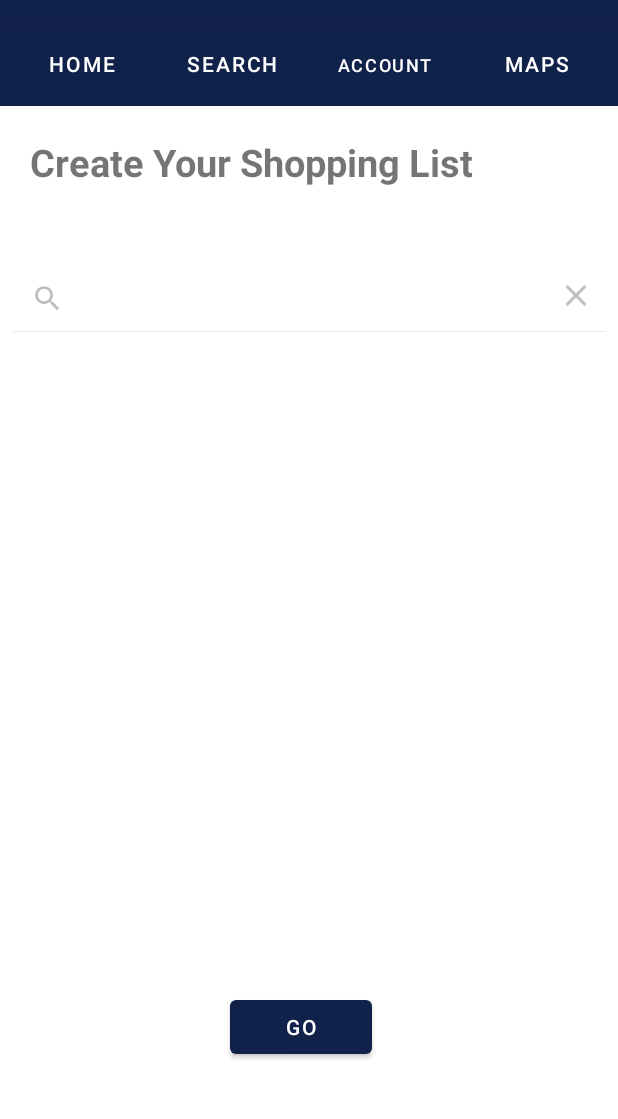
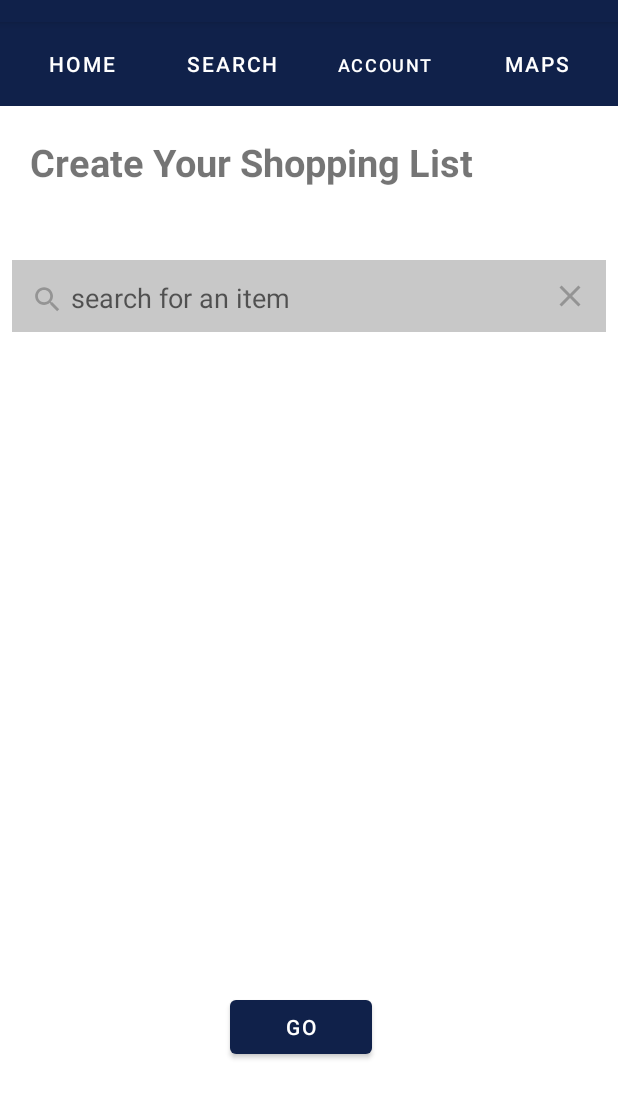
Before and after one commit to BabyKangaroo117/Frugl-APP, an Android app: the CreateList screen opened directly, with no data from a screen before it, after a tap on "Search", on a phone screen of 412 x 824 dp, the part 62-1181 px from its top. Run offline under Robolectric (Android 15) with nearby library versions, the phone set to English and light mode, and no system bars.

Commit message:
ListDataPresentation Activity done along with the viewmodel. Createlist now has a button to start the activity and pass in intent. APP IS CRASHING! Check SearchView in activity_create_list.xml

```diff
--- a/app/src/main/res/layout/activity_create_list.xml
+++ b/app/src/main/res/layout/activity_create_list.xml
@@ -80,7 +80,7 @@
 
 
         <!-- search bar -->
-        <androidx.appcompat.widget.SearchView
+        <SearchView
             android:id="@+id/search"
             android:layout_width="match_parent"
             android:layout_height="wrap_content"
```
